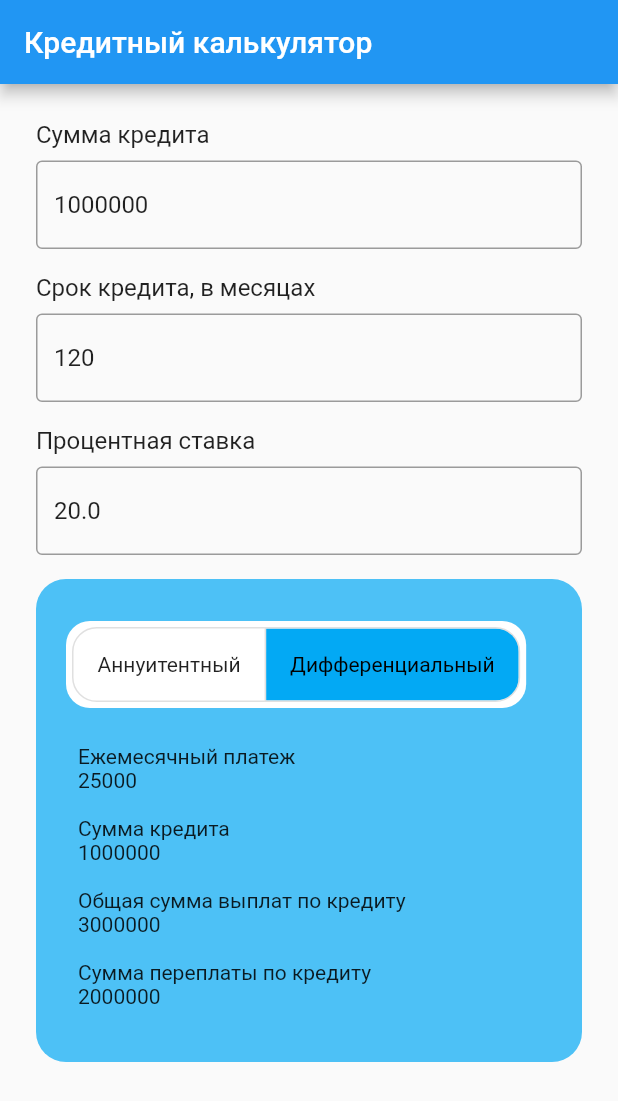
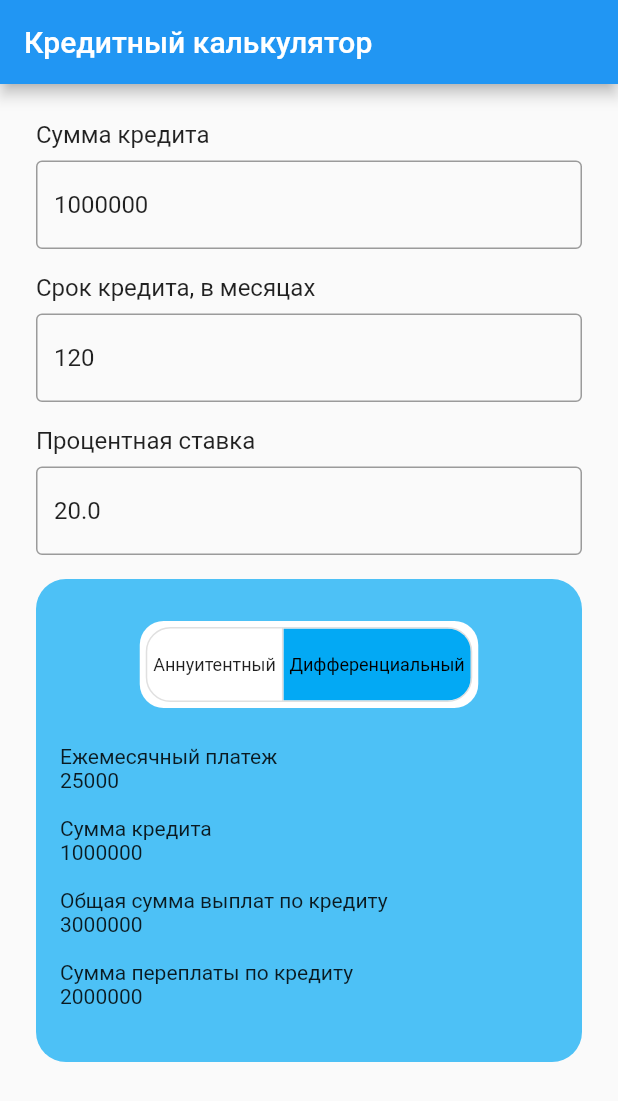
Before and after one commit to Baroynag/mortgage_calculator, a Flutter app: the screen it shows after launch, after a tap on "Дифференциальный", on a phone screen of 412 x 824 dp. Shown: the top 1101 px of the screen. Run offline on Flutter 3.47's test engine with Material 3 defaults, Android fonts, the light colour scheme and no system bars; our stand-ins replace flutter_bloc.

Commit message:
Payment card refactoring

```diff
--- a/lib/theme.dart
+++ b/lib/theme.dart
@@ -12,7 +12,7 @@ LoanCalculatorTheme getLoanCalculatorTheme() {
 
 CalculatorPaymentCardTheme getCalculatorPaymentCardTheme() {
   return CalculatorPaymentCardTheme(
-    padding: const EdgeInsets.symmetric(horizontal: 20, vertical: 28),
+    padding: const EdgeInsets.symmetric(horizontal: 8, vertical: 28),
     decoration: BoxDecoration(
       borderRadius: BorderRadius.circular(20),
       color: Colors.lightBlue.withOpacity(0.7),
@@ -26,9 +26,10 @@ CalculatorPaymentCardTheme getCalculatorPaymentCardTheme() {
     fillColor: Colors.lightBlue,
     selectedColor: Colors.black,
     selectorTextPadding: const EdgeInsets.symmetric(
-      horizontal: 16,
+      horizontal: 4,
       vertical: 8,
     ),
+    selectorTextStyle: TextStyle(fontSize: 12),
     fieldPadding: const EdgeInsets.all(8.0),
     spacing: 16,
     textMaxLines: 1,
--- a/lib/widgets/calcultor_payment_card.dart
+++ b/lib/widgets/calcultor_payment_card.dart
@@ -30,13 +30,18 @@ class CalculatorPaymentCard extends StatelessWidget {
         mainAxisAlignment: MainAxisAlignment.center,
         crossAxisAlignment: CrossAxisAlignment.start,
         children: [
+          Row(
+            mainAxisAlignment: MainAxisAlignment.center,
+            children: [
               Container(
                 padding: theme?.selectorPadding,
                 decoration: theme?.selectorDecoration,
-            child: _buildPaymentTypeSelector1(
+                child: _buildPaymentTypeSelector(
                   context,
                   theme,
                 ),
+              ),
+            ],
           ),
           SizedBox(height: theme?.spacing),
           ..._buildInfoRows(context, theme),
@@ -45,16 +50,13 @@ class CalculatorPaymentCard extends StatelessWidget {
     );
   }
 
-  Widget _buildPaymentTypeSelector1(
+  Widget _buildPaymentTypeSelector(
     BuildContext context,
     CalculatorPaymentCardTheme? theme,
   ) {
     const supportToggles = PaymentType.values;
     int selectedIndex = supportToggles.indexOf(type);
-    return Column(
-      crossAxisAlignment: CrossAxisAlignment.start,
-      children: [
-        ToggleButtons(
+    return ToggleButtons(
       isSelected: List<bool>.generate(
         supportToggles.length,
         (index) => index == selectedIndex,
@@ -69,11 +71,15 @@ class CalculatorPaymentCard extends StatelessWidget {
       children: supportToggles.map((paymentType) {
         return Padding(
           padding: theme?.selectorTextPadding ?? EdgeInsets.zero,
-              child: Text(paymentType.title()),
+          child: FittedBox(
+            fit: BoxFit.scaleDown,
+            child: Text(
+              paymentType.title(),
+              style: theme?.selectorTextStyle,
+            ),
+          ),
         );
       }).toList(),
-        ),
-      ],
     );
   }
 
--- a/lib/widgets/calcultor_payment_card_theme.dart
+++ b/lib/widgets/calcultor_payment_card_theme.dart
@@ -16,6 +16,7 @@ class CalculatorPaymentCardTheme
   final EdgeInsetsGeometry? fieldPadding;
   final double? spacing;
   final int? textMaxLines;
+  final TextStyle? selectorTextStyle;
 
   const CalculatorPaymentCardTheme({
     this.padding,
@@ -29,6 +30,7 @@ class CalculatorPaymentCardTheme
     this.fieldPadding,
     this.spacing,
     this.textMaxLines,
+    this.selectorTextStyle,
   });
 
   @override
```
Lines whose indentation alone changed are shown as unchanged.
